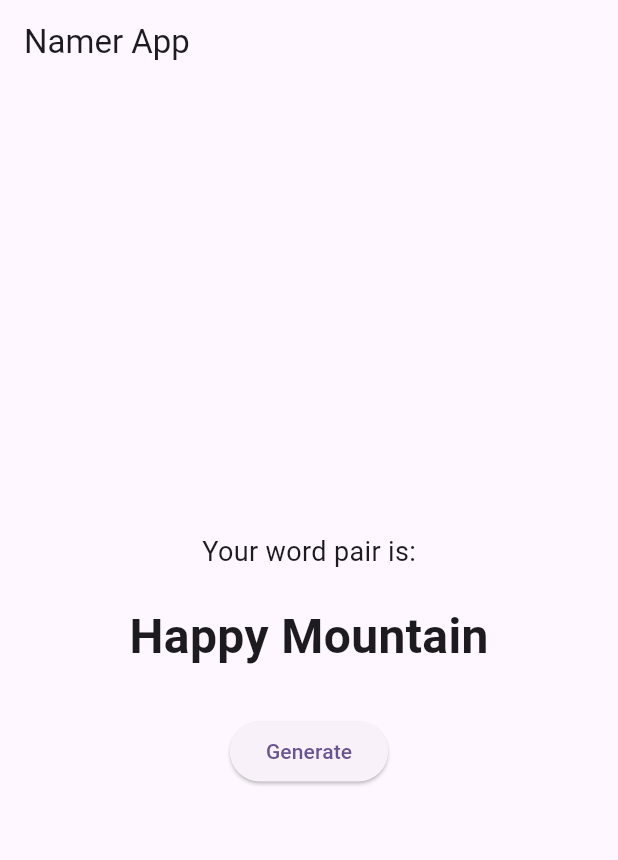
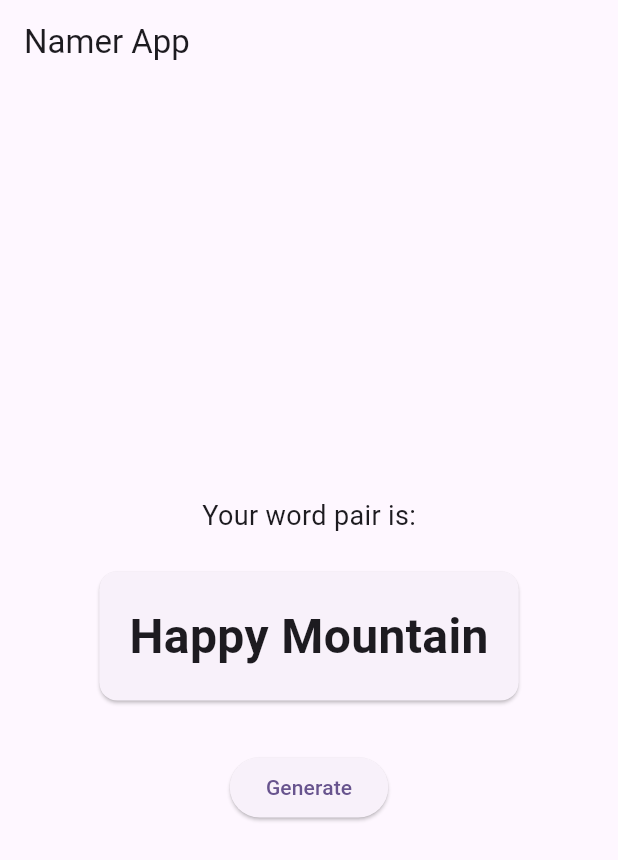
Before and after one commit to KhensaneM/WordPair, a Flutter app: the screen it shows after launch, on a phone screen of 412 x 824 dp. Shown: the top 860 px of the screen. Run offline on Flutter 3.47's test engine with Material 3 defaults, Android fonts, the phone set to English and light mode, and no system bars.

Commit message:
Create reusable BigCard widget

```diff
--- a/lib/main.dart
+++ b/lib/main.dart
@@ -81,14 +81,11 @@ class _MyHomePageState extends State<MyHomePage> {
               style: TextStyle(fontSize: 18),
             ),
             const SizedBox(height: 20),
-            Text(
-              currentWordPair,
-              style: const TextStyle(
-                fontSize: 32,
-                fontWeight: FontWeight.bold,
-              ),
-            ),
+
+            BigCard(wordPair: currentWordPair),
+
             const SizedBox(height: 30),
+
             ElevatedButton(
               onPressed: generateWordPair,
               child: const Text('Generate'),
@@ -99,3 +96,28 @@ class _MyHomePageState extends State<MyHomePage> {
     );
   }
 }
+
+class BigCard extends StatelessWidget {
+  const BigCard({
+    super.key,
+    required this.wordPair,
+  });
+
+  final String wordPair;
+
+  @override
+  Widget build(BuildContext context) {
+    return Card(
+      child: Padding(
+        padding: const EdgeInsets.all(20),
+        child: Text(
+          wordPair,
+          style: const TextStyle(
+            fontSize: 32,
+            fontWeight: FontWeight.bold,
+          ),
+        ),
+      ),
+    );
+  }
+}
```
